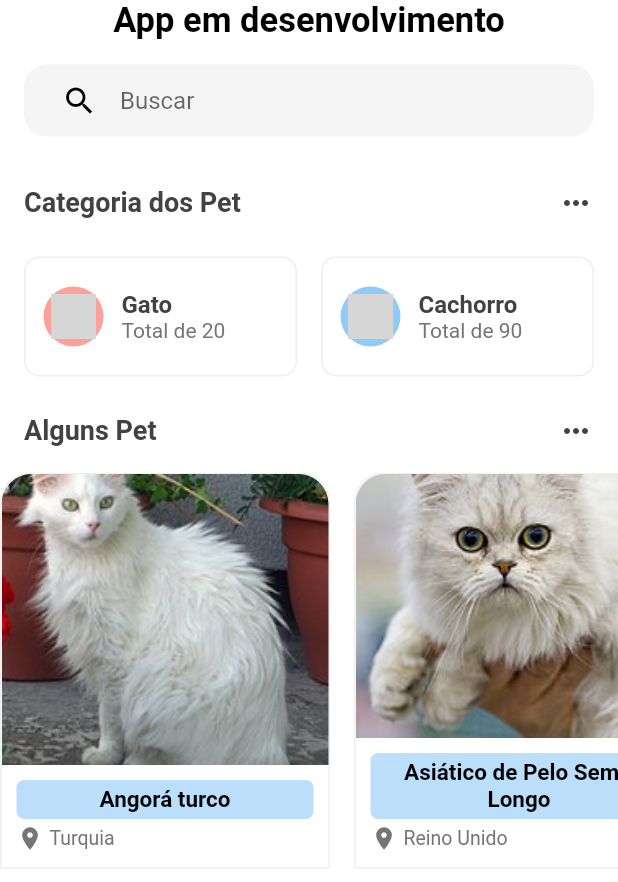
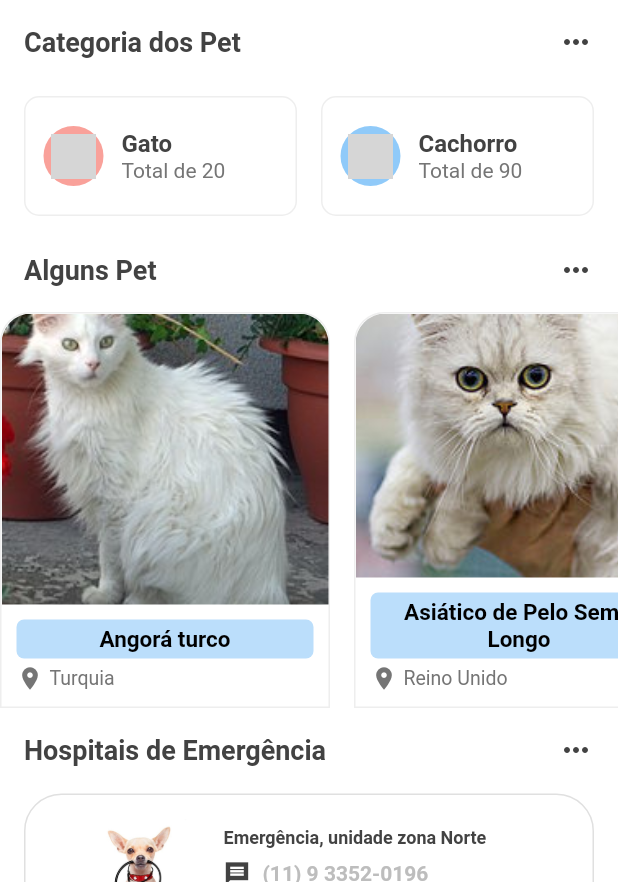
Before and after one commit to Weslley95/pet-now, a Flutter app: the screen it shows after launch, on a phone screen of 412 x 824 dp, the part 354-1236 px from its top. Run offline on Flutter 3.47's test engine with Material 2 defaults, Android fonts, the phone set to English and light mode, and no system bars; our stand-ins replace google_fonts; grey boxes are pictures that could not be loaded.

Commit message:
[REMOVE] Text and bar search

```diff
--- a/lib/home.dart
+++ b/lib/home.dart
@@ -57,43 +57,6 @@ class _HomeState extends State<Home> {
                   child: Image.asset(
                     "assets/images/logo_petnow.png",
                     fit: BoxFit.fitHeight,
-                  ),
-                ),
-              ),
-            ),
-            Center(
-              child: Text(
-                "App em desenvolvimento",
-                style: TextStyle(
-                  color: Colors.black,
-                  fontWeight: FontWeight.bold,
-                  fontSize: 23,
-                ),
-              ),
-            ),
-            Padding(
-              padding: EdgeInsets.all(16),
-              child: TextField(
-                decoration: InputDecoration(
-                  hintText: "Buscar",
-                  hintStyle: TextStyle(fontSize: 16),
-                  border: OutlineInputBorder(
-                    borderRadius: BorderRadius.circular(15),
-                    borderSide: BorderSide(
-                      width: 0,
-                      style: BorderStyle.none,
-                    ),
-                  ),
-                  filled: true,
-                  fillColor: Colors.grey[80],
-                  contentPadding: EdgeInsets.only(right: 30),
-                  prefixIcon: Padding(
-                    padding: EdgeInsets.only(right: 15, left: 25),
-                    child: Icon(
-                      Icons.search,
-                      color: Colors.black,
-                      size: 24,
-                    ),
                   ),
                 ),
               ),
```
